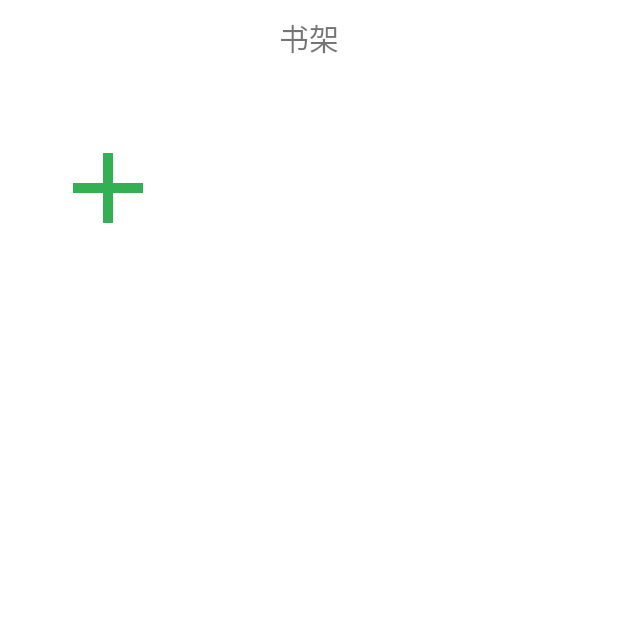
After one commit to bryonliu/LR, an Android app: the BookShelfActivity screen opened directly, with no data from a screen before it, on a phone screen of 412 x 824 dp, the top half of it. The commit adds this screen. Run offline under Robolectric (Android 15) with nearby library versions, the phone set to English and light mode, and no system bars; our stand-ins replace ButterKnife; libraries missing offline, so code that uses them is left out: rx.android.schedulers; 1 statement that could not run was skipped.

Commit message:
Funtion : add bookShelfActivity and  relation classes of bookTable

```diff
--- a/app/src/main/java/com/top/bryon/lr/orm/database/helper/SqliteHelper.java
+++ b/app/src/main/java/com/top/bryon/lr/orm/database/helper/SqliteHelper.java
@@ -135,8 +135,6 @@ public abstract class SqliteHelper extends SQLiteOpenHelper {
 
     public void onDowngrade(SQLiteDatabase db, int oldVersion, int newVersion) {
 
-        //Log.d("com.qq.connect", "onDowngrade sqliteHelper");
-
         deleteTable(db);
         createTable(db);
     }
--- a/app/src/main/java/com/top/bryon/lr/ui/activity/BaseActivity.java
+++ b/app/src/main/java/com/top/bryon/lr/ui/activity/BaseActivity.java
@@ -13,11 +13,17 @@ public class BaseActivity extends Activity {
     @Override
     protected void onCreate(Bundle savedInstanceState) {
         super.onCreate(savedInstanceState);
+    }
 
+    @Override
+    public void setContentView(int layoutResID) {
+        super.setContentView(layoutResID);
+        ButterKnife.bind(this);
     }
 
     @Override
     protected void onDestroy() {
         super.onDestroy();
+        ButterKnife.unbind(this);
     }
 }
--- /dev/null
+++ b/app/src/main/java/com/top/bryon/lr/ui/activity/BookShelfActivity.java
@@ -0,0 +1,87 @@
+package com.top.bryon.lr.ui.activity;
+
+import android.content.Context;
+import android.content.Intent;
+import android.os.Bundle;
+import android.view.View;
+import android.view.Window;
+import android.widget.GridView;
+import android.widget.TextView;
+
+import com.top.bryon.lr.R;
+import com.top.bryon.lr.entity.Book;
+import com.top.bryon.lr.orm.database.dao.BookDao;
+import com.top.bryon.lr.ui.adapter.BookShelfAdapter;
+
+import java.util.List;
+
+import butterknife.Bind;
+import butterknife.OnClick;
+import rx.Observable;
+import rx.android.schedulers.AndroidSchedulers;
+import rx.functions.Action1;
+import rx.functions.Func1;
+import rx.schedulers.Schedulers;
+
+/**
+ * Created by bryonliu on 2016/1/21.
+ */
+public class BookShelfActivity extends BaseActivity {
+
+    @Bind(R.id.tv_title)
+    TextView mTvTitle;
+    @Bind(R.id.gv_book_shelf)
+    GridView mGvBookShelf;
+
+    private BookShelfAdapter shelfAdapter;
+
+    @Override
+    protected void onCreate(Bundle savedInstanceState) {
+        super.onCreate(savedInstanceState);
+        requestWindowFeature(Window.FEATURE_NO_TITLE);
+        setContentView(R.layout.activity_book_shelf);
+        initView();
+        fillData();
+    }
+
+    private void initView() {
+        shelfAdapter = new BookShelfAdapter(this);
+        mGvBookShelf.setAdapter(shelfAdapter);
+    }
+
+    private void fillData() {
+        Observable.just("").map(new Func1<String, List<Book>>() {
+            @Override
+            public List<Book> call(String s) {
+                return BookDao.instance().findAll();
+            }
+        }).subscribeOn(Schedulers.io())
+                .observeOn(AndroidSchedulers.mainThread())
+                .subscribe(new Action1<List<Book>>() {
+                    @Override
+                    public void call(List<Book> books) {
+                        shelfAdapter.update(books);
+                    }
+                });
+    }
+
+    @Override
+    protected void onDestroy() {
+        super.onDestroy();
+    }
+
+    @OnClick({R.id.iv_giveup})
+    public void onCilck(View view) {
+        switch (view.getId()) {
+            case R.id.iv_giveup:
+                //TODO
+            default:
+                break;
+        }
+    }
+
+    public static void start(Context context) {
+        Intent starter = new Intent(context, BookShelfActivity.class);
+        context.startActivity(starter);
+    }
+}
--- a/app/src/main/java/com/top/bryon/lr/ui/activity/MainActivity.java
+++ b/app/src/main/java/com/top/bryon/lr/ui/activity/MainActivity.java
@@ -16,6 +16,7 @@ import android.view.View;
 import com.google.zxing.integration.android.IntentIntegrator;
 import com.google.zxing.integration.android.IntentResult;
 import com.top.bryon.lr.R;
+import com.top.bryon.lr.ui.adapter.BookShelfAdapter;
 
 public class MainActivity extends AppCompatActivity
         implements NavigationView.OnNavigationItemSelectedListener {
@@ -107,7 +108,7 @@ public class MainActivity extends AppCompatActivity
         if (id == R.id.nav_homepage) {
             // Handle the camera action
         } else if (id == R.id.nav_bookshelf) {
-
+            BookShelfActivity.start(this);
         } else if (id == R.id.nav_share) {
             go2scan();
         } else if (id == R.id.nav_setting) {
--- /dev/null
+++ b/app/src/main/java/com/top/bryon/lr/ui/adapter/BookShelfAdapter.java
@@ -0,0 +1,109 @@
+package com.top.bryon.lr.ui.adapter;
+
+import android.content.Context;
+import android.graphics.Bitmap;
+import android.view.LayoutInflater;
+import android.view.View;
+import android.view.ViewGroup;
+import android.widget.BaseAdapter;
+import android.widget.ImageView;
+import android.widget.TextView;
+
+import com.top.bryon.lr.R;
+import com.top.bryon.lr.entity.Book;
+import com.top.bryon.lr.ui.activity.BookScanActivity;
+
+import java.util.ArrayList;
+import java.util.List;
+
+import butterknife.Bind;
+import butterknife.ButterKnife;
+import rx.Observable;
+import rx.android.schedulers.AndroidSchedulers;
+import rx.functions.Action1;
+import rx.functions.Func1;
+import rx.schedulers.Schedulers;
+
+/**
+ * Created by bryonliu on 2016/1/21.
+ */
+public class BookShelfAdapter extends BaseAdapter {
+
+    private Context mContext;
+    private List<Book> bookList;
+
+    private LayoutInflater inflater;
+
+    public BookShelfAdapter(Context context) {
+        this.mContext = context;
+        inflater = LayoutInflater.from(context);
+        bookList = new ArrayList<>();
+    }
+
+    @Override
+    public int getCount() {
+        return bookList.size() + 1;
+    }
+
+    @Override
+    public Object getItem(int position) {
+        if (position < bookList.size())
+            return bookList.get(position);
+        return null;
+    }
+
+    @Override
+    public long getItemId(int position) {
+        return position;
+    }
+
+    @Override
+    public View getView(int position, View convertView, ViewGroup parent) {
+
+        final ViewHolder holder;
+        if (convertView == null) {
+            convertView = inflater.inflate(R.layout.item_book_shelf, parent, false);
+            holder = new ViewHolder(convertView);
+            convertView.setTag(holder);
+        } else {
+            holder = (ViewHolder) convertView.getTag();
+        }
+        if (position == bookList.size()) {
+
+            holder.mTvBookTitle.setVisibility(View.INVISIBLE);
+            holder.mIvBookCover.setImageResource(R.drawable.ic_add_48dp);
+            return convertView;
+        }
+        Book book = (Book) getItem(position);
+
+        Observable.just(book.images[0]).map(new Func1<String, Bitmap>() {
+            @Override
+            public Bitmap call(String s) {
+                return BookScanActivity.getBitmapFromURL(s);
+            }
+        }).subscribeOn(Schedulers.io()).observeOn(AndroidSchedulers.mainThread()).subscribe(new Action1<Bitmap>() {
+            @Override
+            public void call(Bitmap bitmap) {
+                holder.mIvBookCover.setImageBitmap(bitmap);
+            }
+        });
+        holder.mTvBookTitle.setText(book.title);
+        return convertView;
+    }
+
+    public void update(List<Book> books) {
+        bookList = books;
+        notifyDataSetChanged();
+    }
+
+    static class ViewHolder {
+        @Bind(R.id.iv_book_cover)
+        ImageView mIvBookCover;
+        @Bind(R.id.tv_book_title)
+        TextView mTvBookTitle;
+
+        public ViewHolder(View view) {
+            ButterKnife.bind(this, view);
+        }
+    }
+}
--- a/app/src/main/res/drawable/ic_add_48dp.xml
+++ b/app/src/main/res/drawable/ic_add_48dp.xml
@@ -1,4 +1,4 @@
 <vector android:height="48dp" android:viewportHeight="24.0"
     android:viewportWidth="24.0" android:width="48dp" xmlns:android="http://schemas.android.com/apk/res/android">
-    <path android:fillColor="#FFFFFFFF" android:pathData="M19,13h-6v6h-2v-6H5v-2h6V5h2v6h6v2z"/>
+    <path android:fillColor="@color/green" android:pathData="M19,13h-6v6h-2v-6H5v-2h6V5h2v6h6v2z"/>
 </vector>
--- /dev/null
+++ b/app/src/main/res/drawable/ic_close_24dp.xml
@@ -0,0 +1,9 @@
+<vector xmlns:android="http://schemas.android.com/apk/res/android"
+        android:width="24dp"
+        android:height="24dp"
+        android:viewportWidth="24.0"
+        android:viewportHeight="24.0">
+    <path
+        android:fillColor="@color/blue_deep"
+        android:pathData="M19,6.41L17.59,5 12,10.59 6.41,5 5,6.41 10.59,12 5,17.59 6.41,19 12,13.41 17.59,19 19,17.59 13.41,12z"/>
+</vector>
--- /dev/null
+++ b/app/src/main/res/layout/activity_book_shelf.xml
@@ -0,0 +1,41 @@
+<?xml version="1.0" encoding="utf-8"?>
+<LinearLayout xmlns:android="http://schemas.android.com/apk/res/android"
+    android:layout_width="match_parent"
+    android:layout_height="match_parent"
+    android:background="@color/white"
+    android:orientation="vertical">
+
+    <RelativeLayout
+        android:layout_width="match_parent"
+        android:layout_height="wrap_content">
+
+        <ImageView
+            android:id="@+id/iv_giveup"
+            android:visibility="invisible"
+            android:layout_width="wrap_content"
+            android:layout_height="wrap_content"
+            android:layout_alignParentLeft="true"
+            android:padding="10dp"
+            android:src="@drawable/ic_close_24dp" />
+
+        <TextView
+            android:id="@+id/tv_title"
+            android:textSize="20sp"
+            android:padding="10dp"
+            android:text="书架"
+            android:layout_centerHorizontal="true"
+            android:layout_width="wrap_content"
+            android:layout_height="wrap_content" />
+    </RelativeLayout>
+    <GridView
+        android:id="@+id/gv_book_shelf"
+        android:paddingLeft="5dp"
+        android:paddingRight="5dp"
+        android:paddingTop="5dp"
+        android:layout_weight="1"
+        android:scrollbars="none"
+        android:numColumns="3"
+        android:layout_width="match_parent"
+        android:layout_height="0dp">
+    </GridView>
+</LinearLayout>
--- /dev/null
+++ b/app/src/main/res/layout/item_book_shelf.xml
@@ -0,0 +1,26 @@
+<?xml version="1.0" encoding="utf-8"?>
+<LinearLayout xmlns:android="http://schemas.android.com/apk/res/android"
+    android:layout_width="match_parent"
+    android:layout_height="match_parent"
+    android:gravity="center"
+    android:orientation="vertical"
+    android:padding="10dp">
+
+    <ImageView
+        android:id="@+id/iv_book_cover"
+        android:src="@drawable/ic_launcher"
+        android:elevation="5dp"
+        android:layout_width="80dp"
+        android:layout_height="120dp" />
+
+    <TextView
+        android:id="@+id/tv_book_title"
+        android:layout_width="80dp"
+        android:paddingRight="5dp"
+        android:layout_height="wrap_content"
+        android:ellipsize="end"
+        android:maxLines="2"
+        android:textColor="@color/black"
+        android:textSize="12sp" />
+
+</LinearLayout>
```
Also changed, not shown: app/src/main/AndroidManifest.xml (+12 -8 lines), app/src/main/java/com/top/bryon/lr/orm/database/dao/BookDao.java (+97 -1 lines), app/src/main/java/com/top/bryon/lr/orm/database/dao/IBaseDao.java (added, +17 -0 lines), app/src/main/java/com/top/bryon/lr/orm/database/helper/MainDbHelper.java (+5 -3 lines), app/src/main/java/com/top/bryon/lr/orm/database/table/BookTable.java (added, +77 -0 lines), app/src/main/java/com/top/bryon/lr/ui/activity/BookScanActivity.java (+19 -4 lines).
